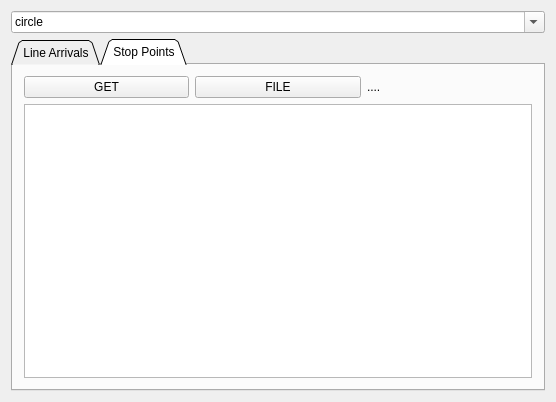
The window that Widget.ui (Enthusiastic-Coder/tflTest) describes before a commit, drawn with Qt 5.
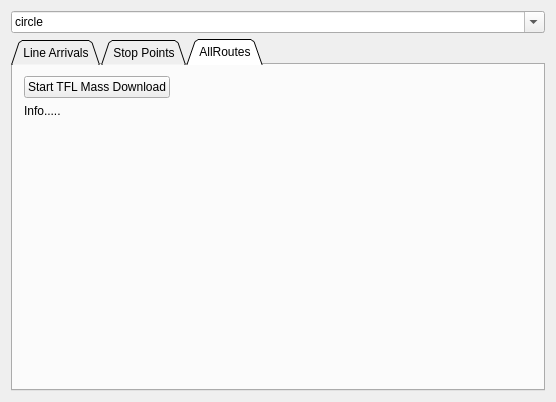
The same window after the commit.

Commit message: download TFL route json files

The edit to the form file:
```diff
--- a/Widget.ui
+++ b/Widget.ui
@@ -108,7 +108,7 @@
       <enum>QTabWidget::Triangular</enum>
      </property>
      <property name="currentIndex">
-      <number>1</number>
+      <number>2</number>
      </property>
      <property name="tabBarAutoHide">
       <bool>false</bool>
@@ -148,7 +148,7 @@
       <attribute name="title">
        <string>Stop Points</string>
       </attribute>
-      <layout class="QGridLayout" name="gridLayout_2" rowstretch="0,0" columnstretch="0,0,0,0,0,0">
+      <layout class="QGridLayout" name="gridLayout_2" rowstretch="0,0" columnstretch="0,0,0">
        <item row="0" column="1">
         <widget class="QPushButton" name="pushButtonGET_2">
          <property name="text">
@@ -175,6 +175,53 @@
        </item>
       </layout>
      </widget>
+     <widget class="QWidget" name="tab_3">
+      <attribute name="title">
+       <string>AllRoutes</string>
+      </attribute>
+      <layout class="QGridLayout" name="gridLayout_4">
+       <item row="2" column="0">
+        <spacer name="verticalSpacer">
+         <property name="orientation">
+          <enum>Qt::Vertical</enum>
+         </property>
+         <property name="sizeHint" stdset="0">
+          <size>
+           <width>20</width>
+           <height>40</height>
+          </size>
+         </property>
+        </spacer>
+       </item>
+       <item row="0" column="0">
+        <widget class="QPushButton" name="pushButtonTFLDownload">
+         <property name="text">
+          <string>Start TFL Mass Download</string>
+         </property>
+        </widget>
+       </item>
+       <item row="0" column="1">
+        <spacer name="horizontalSpacer">
+         <property name="orientation">
+          <enum>Qt::Horizontal</enum>
+         </property>
+         <property name="sizeHint" stdset="0">
+          <size>
+           <width>40</width>
+           <height>20</height>
+          </size>
+         </property>
+        </spacer>
+       </item>
+       <item row="1" column="0" colspan="2">
+        <widget class="QLabel" name="labelTFLProgress">
+         <property name="text">
+          <string>Info.....</string>
+         </property>
+        </widget>
+       </item>
+      </layout>
+     </widget>
     </widget>
    </item>
   </layout>
```
The commit also changes 5 other files.
